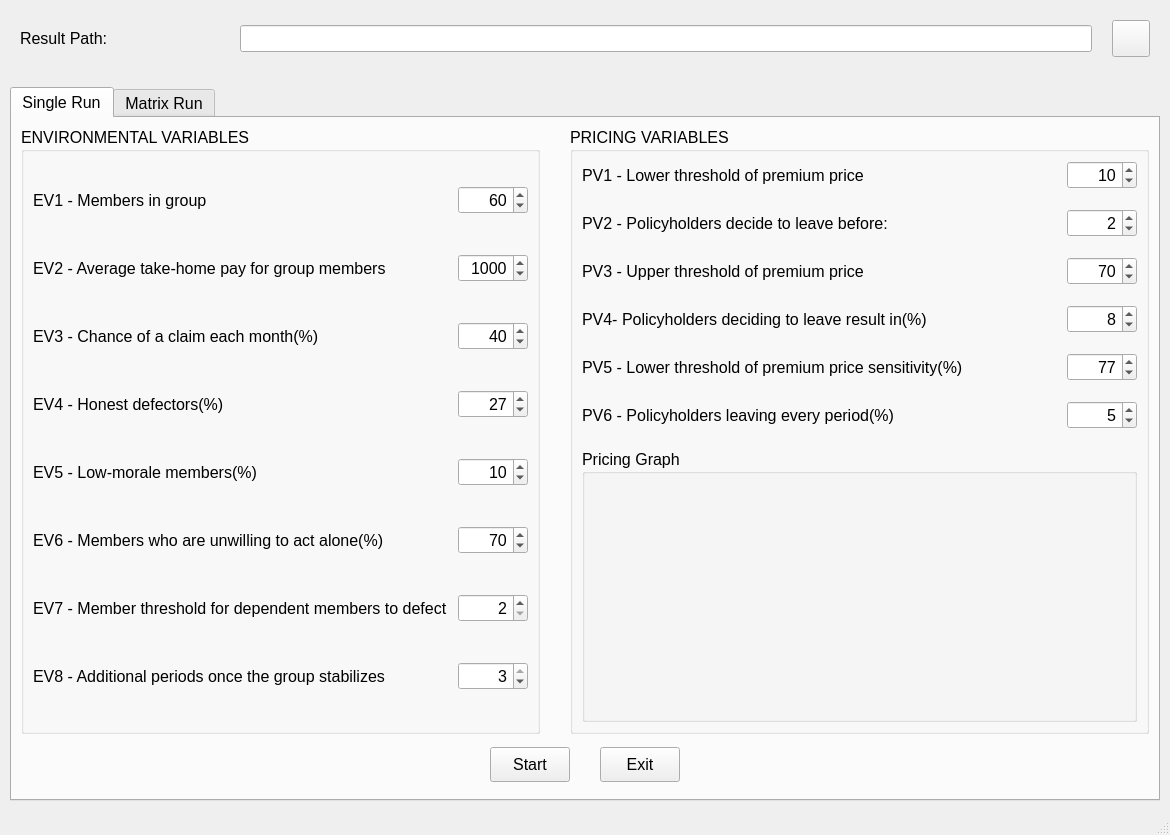
joshuad31/TandaPay-Simulation, file ui/tps.ui: the form before one commit.
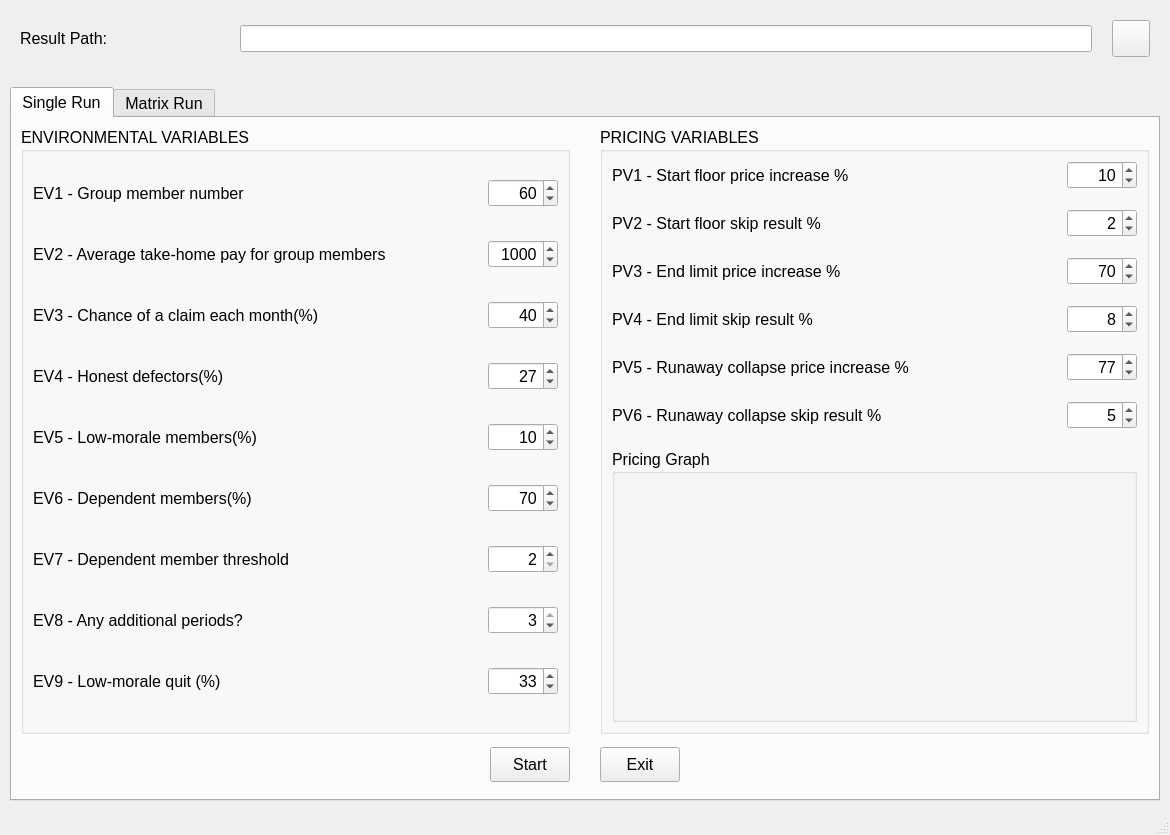
The form after the commit. Icons and pictures are not drawn.

What changed in the file:
```diff
--- a/ui/tps.ui
+++ b/ui/tps.ui
@@ -111,6 +111,12 @@
               <verstretch>0</verstretch>
              </sizepolicy>
             </property>
+            <property name="minimumSize">
+             <size>
+              <width>0</width>
+              <height>0</height>
+             </size>
+            </property>
             <property name="title">
              <string>ENVIRONMENTAL VARIABLES</string>
             </property>
@@ -126,7 +132,7 @@
                <item>
                 <widget class="QLabel" name="label_4">
                  <property name="text">
-                  <string>EV1 - Members in group</string>
+                  <string>EV1 - Group member number</string>
                  </property>
                 </widget>
                </item>
@@ -170,6 +176,12 @@
                </property>
                <item>
                 <widget class="QLabel" name="label_5">
+                 <property name="sizePolicy">
+                  <sizepolicy hsizetype="Expanding" vsizetype="Preferred">
+                   <horstretch>0</horstretch>
+                   <verstretch>0</verstretch>
+                  </sizepolicy>
+                 </property>
                  <property name="text">
                   <string>EV2 - Average take-home pay for group members</string>
                  </property>
@@ -354,7 +366,7 @@
                   <string>What is the percentage of members who are unwilling to act alone? </string>
                  </property>
                  <property name="text">
-                  <string>EV6 - Members who are unwilling to act alone(%)</string>
+                  <string>EV6 - Dependent members(%)</string>
                  </property>
                 </widget>
                </item>
@@ -399,7 +411,7 @@
                <item>
                 <widget class="QLabel" name="label_10">
                  <property name="text">
-                  <string>EV7 - Member threshold for dependent members to defect</string>
+                  <string>EV7 - Dependent member threshold</string>
                  </property>
                 </widget>
                </item>
@@ -444,7 +456,7 @@
                <item>
                 <widget class="QLabel" name="label_11">
                  <property name="text">
-                  <string>EV8 - Additional periods once the group stabilizes</string>
+                  <string>EV8 - Any additional periods?</string>
                  </property>
                 </widget>
                </item>
@@ -481,6 +493,51 @@
                </item>
               </layout>
              </item>
+             <item>
+              <layout class="QHBoxLayout" name="horizontalLayout_28">
+               <property name="spacing">
+                <number>10</number>
+               </property>
+               <item>
+                <widget class="QLabel" name="label_12">
+                 <property name="text">
+                  <string>EV9 - Low-morale quit (%)</string>
+                 </property>
+                </widget>
+               </item>
+               <item>
+                <widget class="QSpinBox" name="ev_8">
+                 <property name="minimumSize">
+                  <size>
+                   <width>70</width>
+                   <height>0</height>
+                  </size>
+                 </property>
+                 <property name="maximumSize">
+                  <size>
+                   <width>70</width>
+                   <height>16777215</height>
+                  </size>
+                 </property>
+                 <property name="toolTip">
+                  <string>Once the group stabilizes how many additional periods will there be?</string>
+                 </property>
+                 <property name="alignment">
+                  <set>Qt::AlignRight|Qt::AlignTrailing|Qt::AlignVCenter</set>
+                 </property>
+                 <property name="minimum">
+                  <number>0</number>
+                 </property>
+                 <property name="maximum">
+                  <number>100</number>
+                 </property>
+                 <property name="value">
+                  <number>33</number>
+                 </property>
+                </widget>
+               </item>
+              </layout>
+             </item>
             </layout>
            </widget>
           </item>
@@ -504,7 +561,7 @@
                <item>
                 <widget class="QLabel" name="label_13">
                  <property name="text">
-                  <string>PV1 - Lower threshold of premium price</string>
+                  <string>PV1 - Start floor price increase %</string>
                  </property>
                 </widget>
                </item>
@@ -545,8 +602,14 @@
               <layout class="QHBoxLayout" name="horizontalLayout_19">
                <item>
                 <widget class="QLabel" name="label_14">
+                 <property name="sizePolicy">
+                  <sizepolicy hsizetype="Expanding" vsizetype="Preferred">
+                   <horstretch>0</horstretch>
+                   <verstretch>0</verstretch>
+                  </sizepolicy>
+                 </property>
                  <property name="text">
-                  <string>PV2 - Policyholders decide to leave before:</string>
+                  <string>PV2 - Start floor skip result %</string>
                  </property>
                 </widget>
                </item>
@@ -591,7 +654,7 @@
                   <string>The maximum premium price increase threshold</string>
                  </property>
                  <property name="text">
-                  <string>PV3 - Upper threshold of premium price</string>
+                  <string>PV3 - End limit price increase %</string>
                  </property>
                 </widget>
                </item>
@@ -630,7 +693,7 @@
                <item>
                 <widget class="QLabel" name="label_16">
                  <property name="text">
-                  <string>PV4- Policyholders deciding to leave result in(%)</string>
+                  <string>PV4 - End limit skip result %</string>
                  </property>
                 </widget>
                </item>
@@ -672,7 +735,7 @@
                <item>
                 <widget class="QLabel" name="label_17">
                  <property name="text">
-                  <string>PV5 - Lower threshold of premium price sensitivity(%)</string>
+                  <string>PV5 - Runaway collapse price increase %</string>
                  </property>
                 </widget>
                </item>
@@ -714,7 +777,7 @@
                <item>
                 <widget class="QLabel" name="label_18">
                  <property name="text">
-                  <string>PV6 - Policyholders leaving every period(%)</string>
+                  <string>PV6 - Runaway collapse skip result %</string>
                  </property>
                 </widget>
                </item>
```
